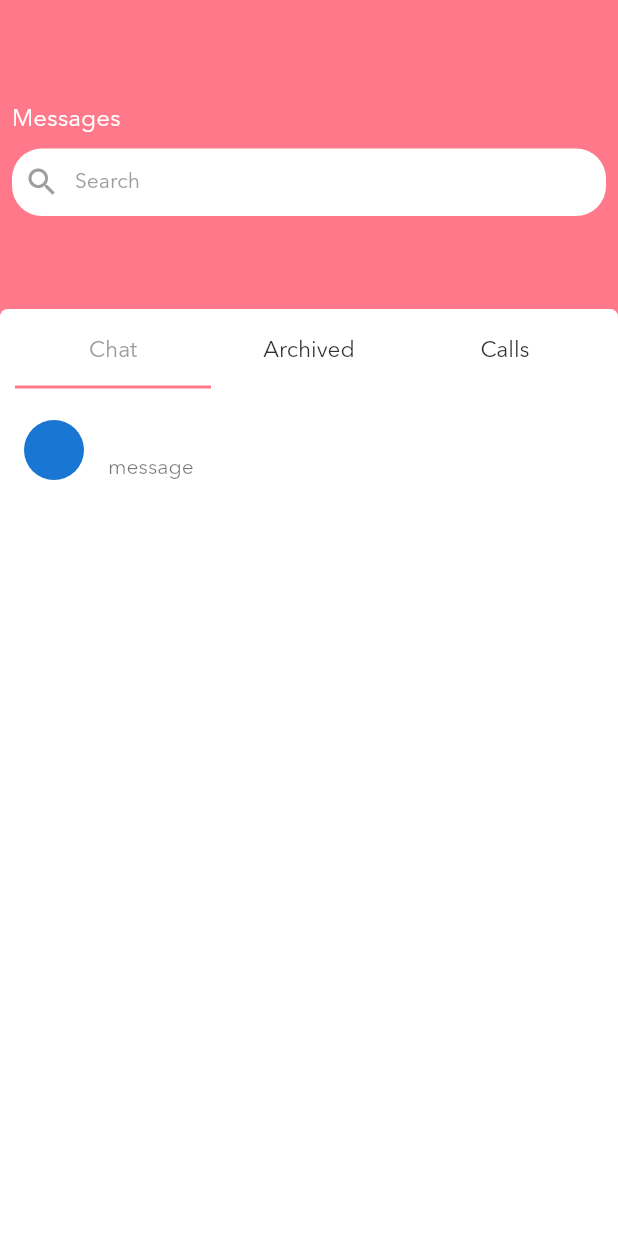
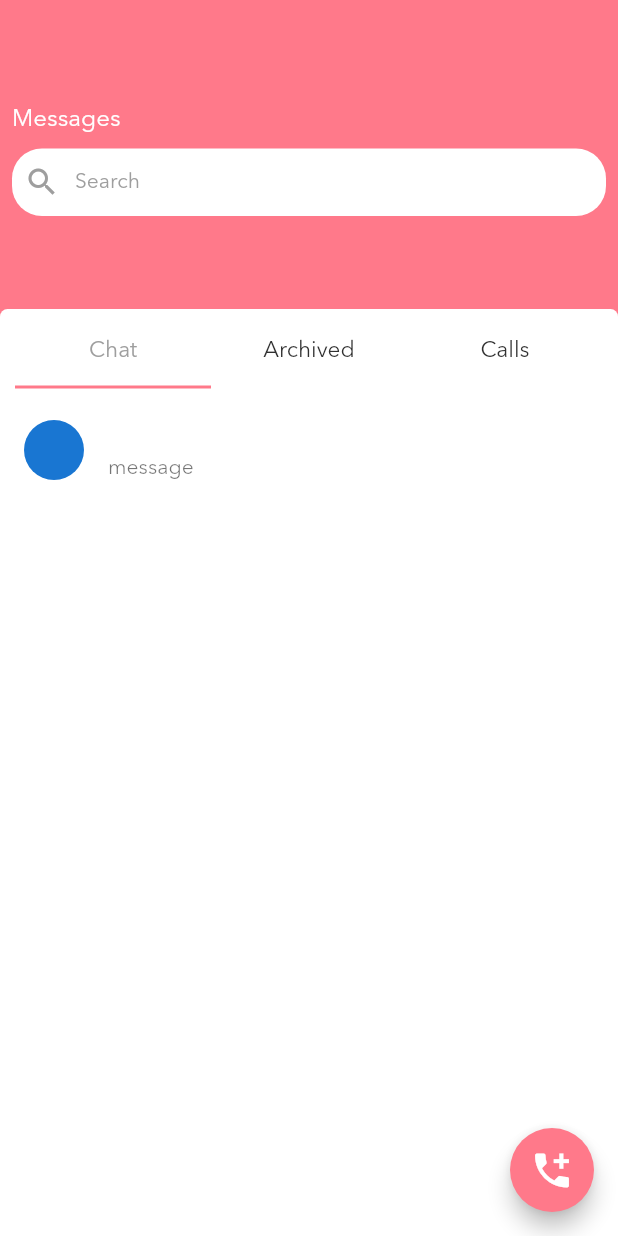
Before and after one commit to lekkss/freechat_app, a Flutter app: the MainScreen screen opened directly, on a phone screen of 412 x 824 dp. Run offline on Flutter 3.47's test engine with Material 2 defaults, Android fonts, the phone set to English and light mode, and no system bars; our stand-ins replace cloud_firestore, firebase_auth, firebase_core; accounts and stored records are empty; network calls fail.

Commit message:
floating icon

```diff
--- a/lib/ui/views/main_screen.dart
+++ b/lib/ui/views/main_screen.dart
@@ -73,6 +73,15 @@ class _MainScreenState extends State<MainScreen> {
           )
         ],
       ),
+      floatingActionButton: FloatingActionButton(
+        child: const Icon(
+          Icons.add_call,
+          color: Colors.white,
+          size: 30,
+        ),
+        backgroundColor: primaryColor,
+        onPressed: () {},
+      ),
     );
   }
 }
--- a/lib/ui/widgets/tab_view.dart
+++ b/lib/ui/widgets/tab_view.dart
@@ -1,5 +1,4 @@
 import 'package:flutter/material.dart';
-import 'package:free_chat_app/data/message.dart';
 import 'package:free_chat_app/data/user_dao.dart';
 import 'package:free_chat_app/ui/shared/app_colors.dart';
 import 'package:free_chat_app/ui/views/message_list.dart';
@@ -26,7 +25,7 @@ class _TabViewState extends State<TabView> with SingleTickerProviderStateMixin {
     final userDao = Provider.of<UserDao>(context, listen: false);
     email = userDao.email();
 
-    final Message message;
+    //final Message message;
     return Column(
       children: [
         Padding(
```
Also changed, not shown: lib/ui/views/login_screen.dart (+7 -7 lines).
